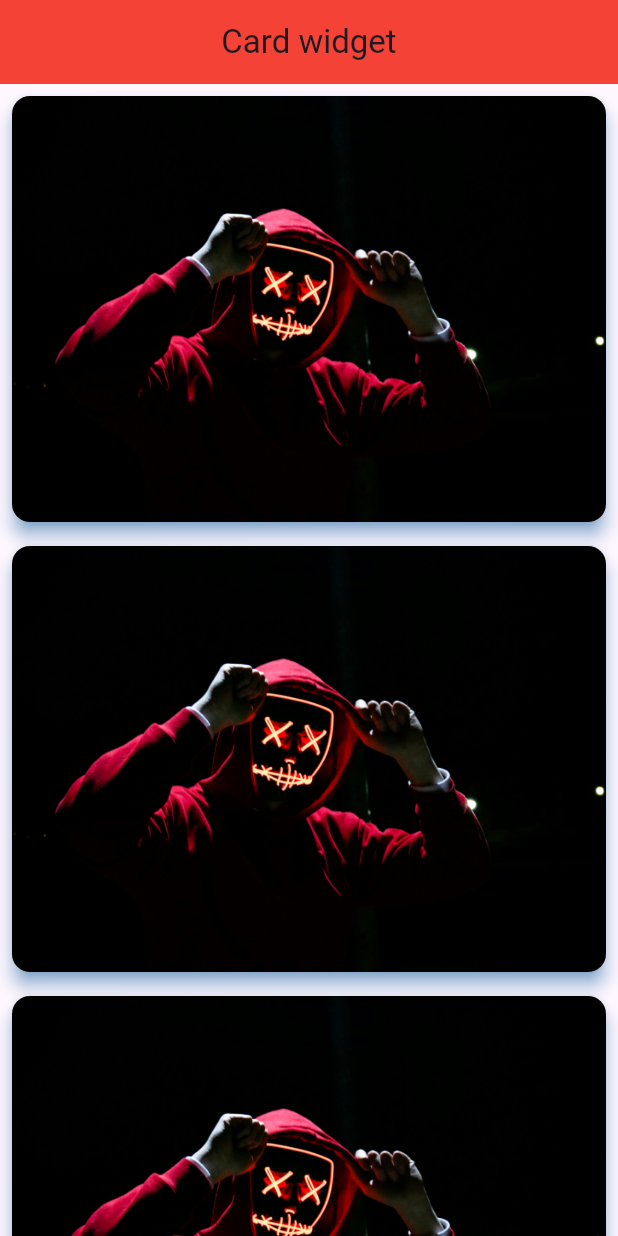
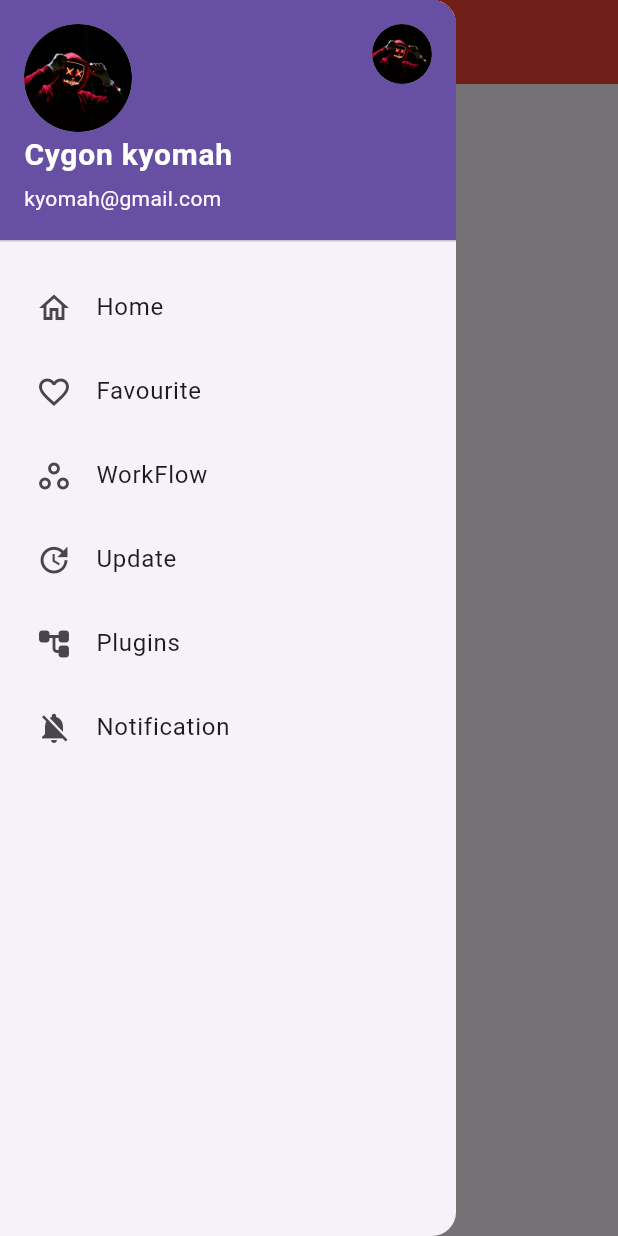
Before and after one commit to cygon23/flutter_play_ground, a Flutter app: the screen it shows after launch, with the side drawer open (before the commit the screen has no drawer), on a phone screen of 412 x 824 dp. Run offline on Flutter 3.47's test engine with Material 3 defaults, Android fonts, the light colour scheme and no system bars.

Commit message:
flutter drawerwidget

```diff
--- a/lib/main.dart
+++ b/lib/main.dart
@@ -1,5 +1,6 @@
 import 'package:flutter/material.dart';
 import 'package:flutter_play_ground/screen/cardwidget.dart';
+import 'package:flutter_play_ground/screen/drawerwidget.dart';
 // import 'package:flutter_play_ground/screen/navigatorpage.dart';
 // import 'package:flutter_play_ground/screen/pageviewer.dart';
 //import 'package:flutter_play_ground/screen/tabbarwidget.dart';
@@ -40,7 +41,8 @@ class MyApp extends StatelessWidget {
       // home: Navigatorpage(),
       // home: Pageviewer(),
       // home: Tabbarwidget(),
-      home: Cardwidget(),
+      // home: Cardwidget(),
+      home: Drawerwidget()
     );
   }
 }
--- /dev/null
+++ b/lib/screen/drawerwidget.dart
@@ -0,0 +1,130 @@
+import 'package:flutter/material.dart';
+
+class Drawerwidget extends StatefulWidget {
+  const Drawerwidget({super.key});
+
+  @override
+  State<Drawerwidget> createState() => _DrawerwidgetState();
+}
+
+class _DrawerwidgetState extends State<Drawerwidget> {
+  @override
+  Widget build(BuildContext context) {
+    return Scaffold(
+      drawer: Drawer(
+        child: ListView(
+          children: [
+            UserAccountsDrawerHeader(
+              otherAccountsPictures: [
+                CircleAvatar(
+                  radius: 40,
+                  child: ClipOval(
+                    child: Image.asset(
+                      "assets/pexels-sebastiaan9977-1097456.jpg",
+                      width: 240,
+                      height: 240,
+                      fit: BoxFit.cover,
+                    ),
+                  ),
+                ),
+              ],
+              currentAccountPicture: CircleAvatar(
+                radius: 40,
+                child: ClipOval(
+                  child: Image.asset(
+                    "assets/pexels-sebastiaan9977-1097456.jpg",
+                    width: 240,
+                    height: 240,
+                    fit: BoxFit.cover,
+                  ),
+                ),
+              ),
+              accountName: Text(
+                "Cygon kyomah",
+                style: TextStyle(
+                  color: Colors.white,
+                  fontWeight: FontWeight.bold,
+                  fontSize: 20,
+                ),
+              ),
+              accountEmail: Text("kyomah@gmail.com"),
+            ),
+
+            //drawer header
+            // DrawerHeader(
+            //   decoration: BoxDecoration(color: Colors.amber),
+            //   child: Column(
+            //     children: [
+            //       CircleAvatar(
+            //         radius: 40,
+            //         child: ClipOval(
+            //           child: Image.asset(
+            //             "assets/pexels-sebastiaan9977-1097456.jpg",
+            //             width: 240,
+            //             height: 240,
+            //             fit: BoxFit.cover,
+            //           ),
+            //         ),
+            //       ),
+            //       SizedBox(height: 5),
+            //       Text(
+            //         "Cygon is makeing it",
+            //         style: TextStyle(
+            //           fontWeight: FontWeight.bold,
+            //           fontSize: 15,
+            //           color: Colors.white,
+            //         ),
+            //       ),
+            //       SizedBox(height: 5),
+            //       Text("hard pays"),
+            //     ],
+            //   ),
+            // ),
+            Padding(
+              padding: const EdgeInsets.all(8.0),
+              child: Column(
+                children: [
+                  ListTile(
+                    title: Text("Home"),
+                    leading: Icon(Icons.home_outlined),
+                    onTap: () {},
+                  ),
+                  ListTile(
+                    title: Text("Favourite"),
+                    leading: Icon(Icons.favorite_border_outlined),
+                    onTap: () {},
+                  ),
+                  ListTile(
+                    title: Text("WorkFlow"),
+                    leading: Icon(Icons.workspaces_outline),
+                    onTap: () {},
+                  ),
+                  ListTile(
+                    title: Text("Update"),
+                    leading: Icon(Icons.update),
+                    onTap: () {},
+                  ),
+                  ListTile(
+                    title: Text("Plugins"),
+                    leading: Icon(Icons.account_tree_rounded),
+                    onTap: () {},
+                  ),
+                  ListTile(
+                    title: Text("Notification"),
+                    leading: Icon(Icons.notifications_off),
+                    onTap: () {},
+                  ),
+                ],
+              ),
+            ),
+          ],
+        ),
+      ),
+      appBar: AppBar(
+        title: Text("Drawer widget"),
+        centerTitle: true,
+        backgroundColor: Colors.red,
+      ),
+    );
+  }
+}
```
